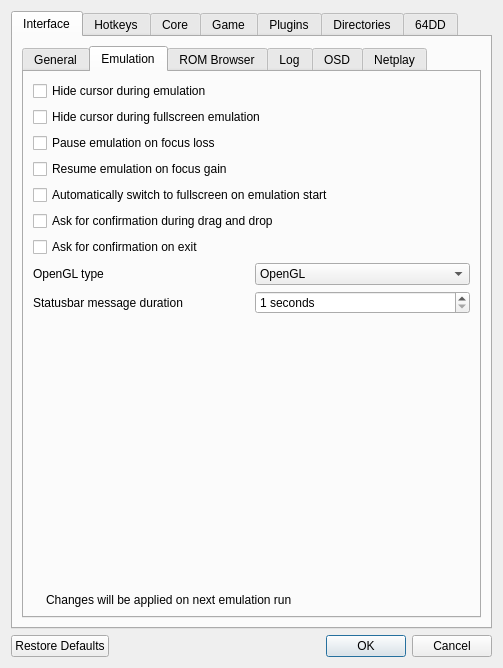
The window that Source/RMG/UserInterface/Dialog/SettingsDialog.ui (MarioPartyNetplay/Mupen-MPN) describes before a commit, drawn with Qt 5.
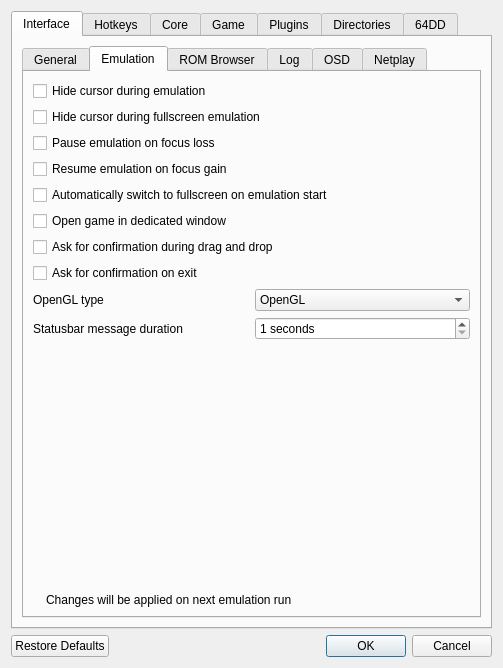
The same window after the commit. The open tabs and pages were chosen to show the change. Icons and pictures are not drawn. Custom widgets are drawn as their Qt base class.

The edit to the form file:
```diff
--- a/Source/RMG/UserInterface/Dialog/SettingsDialog.ui
+++ b/Source/RMG/UserInterface/Dialog/SettingsDialog.ui
@@ -234,6 +234,13 @@
                  </property>
                 </widget>
                </item>
+               <item>
+                <widget class="QCheckBox" name="dedicatedRenderWindowCheckBox">
+                 <property name="text">
+                  <string>Open game in dedicated window</string>
+                 </property>
+                </widget>
+               </item>
                <item>
                 <widget class="QCheckBox" name="confirmDragDropCheckBox">
                  <property name="text">
```
